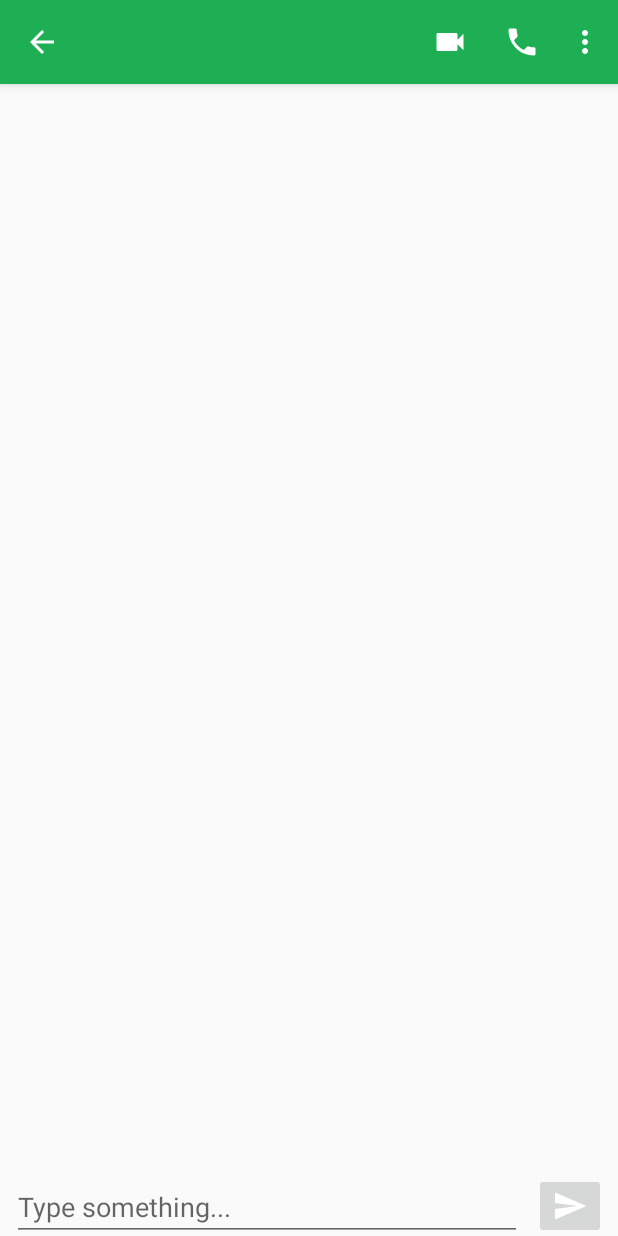
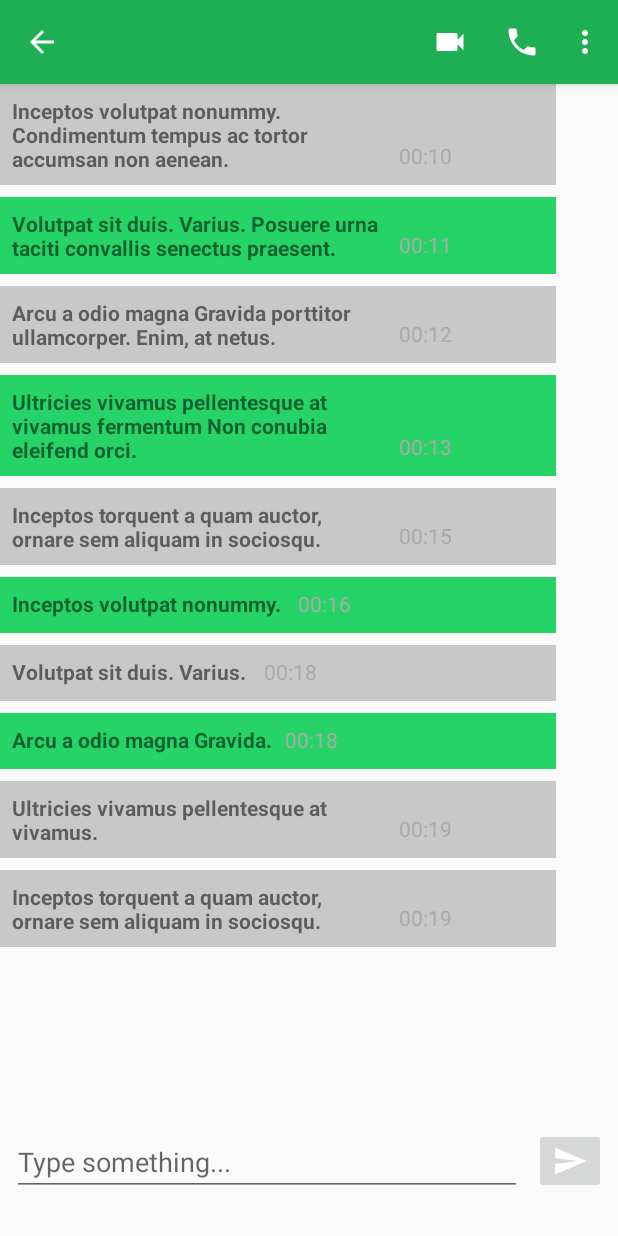
Before and after one commit to Diogo-Menezes/whatsapp-clone-demo, an Android app: the NewChatActivity screen opened directly, with no data from a screen before it, on a phone screen of 412 x 824 dp. Run offline under Robolectric (Android 15) with nearby library versions, the phone set to English and light mode, and no system bars.

Commit message:
ChatAdapter added

```diff
--- a/app/src/main/AndroidManifest.xml
+++ b/app/src/main/AndroidManifest.xml
@@ -13,7 +13,7 @@
         android:roundIcon="@drawable/whatsapp_logo"
         android:supportsRtl="true"
         android:theme="@style/AppTheme">
-        <activity android:name=".NewChatActivity"></activity>
+        <activity android:name=".NewChatActivity"/>
         <activity android:name=".MainUserListActivity" />
         <activity android:name=".FirstScreen" />
         <activity android:name=".UserListActivity2" />
--- a/app/src/main/java/com/diogomenezes/whatsappclonedemo/NewChatActivity.java
+++ b/app/src/main/java/com/diogomenezes/whatsappclonedemo/NewChatActivity.java
@@ -12,20 +12,30 @@ import android.widget.Toast;
 
 import androidx.appcompat.app.ActionBar;
 import androidx.appcompat.app.AppCompatActivity;
+import androidx.recyclerview.widget.LinearLayoutManager;
 import androidx.recyclerview.widget.RecyclerView;
+
+import com.diogomenezes.whatsappclonedemo.adapter.MessageAdapter;
+import com.diogomenezes.whatsappclonedemo.models.ChatMessage;
+
+import java.util.ArrayList;
 
 import static com.diogomenezes.whatsappclonedemo.ChatActivity.FRIEND_NAME;
 
-public class NewChatActivity extends AppCompatActivity {
+public class NewChatActivity extends AppCompatActivity implements MessageAdapter.MessageClick {
 
+    public static final int FROM_FRIEND = 0;
+    public static final int FROM_USER = 1;
 
     //UI
     private RecyclerView mRecyclerView;
+    private MessageAdapter messageAdapter;
     private EditText messageEdit;
     private Button button;
 
-
     //VARS
+    private ArrayList<ChatMessage> mChatMessageList = new ArrayList<>();
+    private ChatMessage mChatMessage;
 
 
     @Override
@@ -34,24 +44,51 @@ public class NewChatActivity extends AppCompatActivity {
         setContentView(R.layout.activity_new_chat);
 
         messageEdit = findViewById(R.id.messageEdit);
-
+        LinearLayoutManager layoutManager = new LinearLayoutManager(this);
         mRecyclerView = findViewById(R.id.chatRecView);
-        Intent intent = getIntent();
+        mRecyclerView.setLayoutManager(layoutManager);
+        messageAdapter = new MessageAdapter(mChatMessageList, this);
+        mRecyclerView.setAdapter(messageAdapter);
+        mRecyclerView.setHasFixedSize(true);
 
         ActionBar actionBar = getSupportActionBar();
         if (actionBar != null) {
             actionBar.setDisplayHomeAsUpEnabled(true);
         }
 
+        Intent intent = getIntent();
         if (intent != null) {
             setTitle(intent.getStringExtra(FRIEND_NAME));
         }
 
-
+        fakeMessages();
     }
 
     public void sendMessage(View view) {
         Toast.makeText(this, "Message Sent", Toast.LENGTH_SHORT).show();
+    }
+
+
+    private void fakeMessages() {
+        String[] messages = {"Inceptos volutpat nonummy. Condimentum tempus ac tortor accumsan non aenean.",
+                "Volutpat sit duis. Varius. Posuere urna taciti convallis senectus praesent.",
+                "Arcu a odio magna Gravida porttitor ullamcorper. Enim, at netus.",
+                "Ultricies vivamus pellentesque at vivamus fermentum Non conubia eleifend orci.",
+                "Inceptos torquent a quam auctor, ornare sem aliquam in sociosqu.",
+                "Inceptos volutpat nonummy. ",
+                "Volutpat sit duis. Varius. ",
+                "Arcu a odio magna Gravida.",
+                "Ultricies vivamus pellentesque at vivamus.",
+                "Inceptos torquent a quam auctor, ornare sem aliquam in sociosqu."};
+        String[] messagesTime = {"00:10", "00:11", "00:12", "00:13", "00:15", "00:16", "00:18", "00:18", "00:19", "00:19"};
+        Integer[] from = {0, 1, 0, 1, 0, 1, 0, 1, 0, 0};
+
+        for (int i = 0; i < messages.length; i++) {
+            mChatMessage = new ChatMessage(messages[i], messagesTime[i], from[i]);
+            mChatMessageList.add(mChatMessage);
+        }
+        messageAdapter.notifyDataSetChanged();
+        mRecyclerView.smoothScrollToPosition(mChatMessageList.size());
     }
 
 
@@ -104,4 +141,9 @@ public class NewChatActivity extends AppCompatActivity {
         finish();
         return true;
     }
+
+    @Override
+    public void messageClicked(int position) {
+        Toast.makeText(this, mChatMessageList.get(position).getMessage(), Toast.LENGTH_SHORT).show();
+    }
 }
--- /dev/null
+++ b/app/src/main/java/com/diogomenezes/whatsappclonedemo/adapter/MessageAdapter.java
@@ -0,0 +1,83 @@
+package com.diogomenezes.whatsappclonedemo.adapter;
+
+import android.view.LayoutInflater;
+import android.view.View;
+import android.view.ViewGroup;
+import android.widget.LinearLayout;
+import android.widget.TextView;
+
+import androidx.annotation.NonNull;
+import androidx.recyclerview.widget.RecyclerView;
+
+import com.diogomenezes.whatsappclonedemo.R;
+import com.diogomenezes.whatsappclonedemo.models.ChatMessage;
+
+import java.util.ArrayList;
+
+import static com.diogomenezes.whatsappclonedemo.NewChatActivity.FROM_FRIEND;
+
+public class MessageAdapter extends RecyclerView.Adapter<MessageAdapter.MessageViewHolder> {
+
+
+    private ArrayList<ChatMessage> mChatMessageList;
+    private MessageClick mMessageClick;
+    private int friendBackgroundColor;
+    private int userBackgroundColor;
+
+    public MessageAdapter(ArrayList<ChatMessage> mChatMessage, MessageClick mMessageClick) {
+        this.mChatMessageList = mChatMessage;
+        this.mMessageClick = mMessageClick;
+    }
+
+    class MessageViewHolder extends RecyclerView.ViewHolder implements View.OnClickListener {
+        private TextView messageContent, messsageTime;
+        private LinearLayout messageBackground;
+        private MessageClick messageClick;
+
+        public MessageViewHolder(@NonNull View itemView, MessageClick click) {
+            super(itemView);
+
+            messageContent = itemView.findViewById(R.id.messageContent);
+            messsageTime = itemView.findViewById(R.id.messageTime);
+            messageBackground = itemView.findViewById(R.id.messageBackground);
+            this.messageClick = click;
+            itemView.setOnClickListener(this);
+        }
+
+        @Override
+        public void onClick(View v) {
+            messageClick.messageClicked(getAdapterPosition());
+
+        }
+    }
+
+    public interface MessageClick {
+        void messageClicked(int position);
+    }
+
+    @NonNull
+    @Override
+    public MessageViewHolder onCreateViewHolder(@NonNull ViewGroup parent, int viewType) {
+        userBackgroundColor = parent.getResources().getColor(R.color.green);
+        friendBackgroundColor = parent.getResources().getColor(R.color.messageGrey);
+        return new MessageViewHolder(LayoutInflater.from(parent.getContext()).inflate(R.layout.chat_item_layout, parent, false), mMessageClick);
+    }
+
+    @Override
+    public void onBindViewHolder(@NonNull MessageViewHolder holder, int position) {
+
+        holder.messageContent.setText(mChatMessageList.get(position).getMessage());
+        holder.messsageTime.setText(mChatMessageList.get(position).getTime());
+        if (mChatMessageList.get(position).getFrom() == FROM_FRIEND) {
+//            holder.messageBackground.setGravity(View.TEXT_ALIGNMENT_CENTER);
+            holder.messageBackground.setBackgroundColor(friendBackgroundColor);
+        } else {
+            holder.messageBackground.setBackgroundColor(userBackgroundColor);
+        }
+    }
+
+    @Override
+    public int getItemCount() {
+        return mChatMessageList.size();
+    }
+}
--- /dev/null
+++ b/app/src/main/java/com/diogomenezes/whatsappclonedemo/models/ChatMessage.java
@@ -0,0 +1,41 @@
+package com.diogomenezes.whatsappclonedemo.models;
+
+public class ChatMessage {
+
+    private String message;
+    private String time;
+    private int from;
+
+    public ChatMessage() {
+    }
+
+    public ChatMessage(String message, String time, int from) {
+        this.message = message;
+        this.time = time;
+        this.from = from;
+    }
+
+    public String getMessage() {
+        return message;
+    }
+
+    public void setMessage(String message) {
+        this.message = message;
+    }
+
+    public String getTime() {
+        return time;
+    }
+
+    public void setTime(String time) {
+        this.time = time;
+    }
+
+    public int getFrom() {
+        return from;
+    }
+
+    public void setFrom(int from) {
+        this.from = from;
+    }
+}
--- a/app/src/main/res/layout/activity_new_chat.xml
+++ b/app/src/main/res/layout/activity_new_chat.xml
@@ -10,8 +10,8 @@
         android:id="@+id/chatRecView"
         android:layout_width="match_parent"
         android:layout_height="match_parent"
-        android:layout_marginBottom="50dp"
-        app:layout_constraintBottom_toBottomOf="parent"
+        android:layout_marginBottom="80dp"
+        app:layout_constraintBottom_toTopOf="@id/messageEdit"
         app:layout_constraintEnd_toEndOf="parent"
         app:layout_constraintStart_toStartOf="parent"
         app:layout_constraintTop_toTopOf="parent" />
@@ -20,7 +20,6 @@
         android:id="@+id/messageEdit"
         android:layout_width="0dp"
         android:layout_height="wrap_content"
-
         android:layout_margin="8dp"
         android:ems="10"
         android:hint="Type something..."
--- a/app/src/main/res/layout/chat_item_layout.xml
+++ b/app/src/main/res/layout/chat_item_layout.xml
@@ -3,26 +3,41 @@
     android:layout_width="match_parent"
     android:layout_height="wrap_content">
 
-    <RelativeLayout
+    <LinearLayout
         android:layout_width="match_parent"
         android:layout_height="wrap_content"
-        android:background="@color/colorAccent"
+        android:weightSum="100">
+
+        <LinearLayout
+            android:id="@+id/messageBackground"
+            android:layout_width="0dp"
+            android:layout_height="wrap_content"
+            android:layout_marginBottom="8dp"
+            android:layout_weight="90"
+            android:background="@color/messageGrey"
+            android:orientation="horizontal"
             android:padding="8dp">
+
             <TextView
                 android:id="@+id/messageContent"
-            android:layout_width="match_parent"
+                android:layout_width="wrap_content"
                 android:layout_height="wrap_content"
+                android:gravity="start"
+                android:maxWidth="250dp"
                 android:text="Message Content"
-            android:gravity="start"/>
+                android:textSize="14sp"
+                android:textStyle="bold" />
+
             <TextView
                 android:id="@+id/messageTime"
                 android:layout_width="wrap_content"
                 android:layout_height="wrap_content"
-            android:layout_below="@+id/messageContent"
-            android:layout_alignParentEnd="true"
-            android:layout_alignParentRight="true"
-            android:layout_marginTop="8dp"
-            android:text="05:46" />
+                android:layout_gravity="end|bottom"
+                android:layout_marginStart="8dp"
+                android:layout_marginLeft="8dp"
+                android:layout_marginTop="2dp"
+                android:text="05:46"
+                android:textColor="@android:color/darker_gray" />
+        </LinearLayout>
+    </LinearLayout>
 </RelativeLayout>
-
-</RelativeLayout>
--- /dev/null
+++ b/app/src/main/res/layout/chat_toolbar.xml
@@ -0,0 +1,16 @@
+<?xml version="1.0" encoding="utf-8"?>
+
+<androidx.appcompat.widget.Toolbar
+    xmlns:android="http://schemas.android.com/apk/res/android"
+    android:layout_width="match_parent"
+    android:layout_height="?attr/actionBarSize"
+    android:theme="@style/AppTheme"
+
+    android:background="@color/colorPrimary">
+
+    <TextView
+        android:id="@+id/toolbar_chat_title"
+        android:layout_width="wrap_content"
+        android:layout_height="wrap_content"
+        android:text="" />
+</androidx.appcompat.widget.Toolbar>
--- a/app/src/main/res/values/colors.xml
+++ b/app/src/main/res/values/colors.xml
@@ -4,4 +4,10 @@
     <color name="colorPrimary">#1EAE54</color>
     <color name="colorAccent">#49DF81</color>
     <color name="green">#25D366</color>
+    <color name="messageGrey">#9EAAAAAA</color>
+
+
+    <color name="greenPrimaryDark">#188B43</color>
+    <color name="greenPrimary">#1EAE54</color>
+    <color name="greenAccent">#49DF81</color>
 </resources>
--- a/app/src/main/res/values/styles.xml
+++ b/app/src/main/res/values/styles.xml
@@ -3,12 +3,17 @@
     <!-- Base application theme. -->
     <style name="AppTheme" parent="Theme.AppCompat.Light.DarkActionBar">
         <!-- Customize your theme here. -->
-        <item name="colorPrimary">@color/colorPrimary</item>
-        <item name="colorPrimaryDark">@color/colorPrimaryDark</item>
-        <item name="colorAccent">@color/colorAccent</item>
+        <item name="colorAccent">@color/greenAccent</item>
+        <item name="colorPrimary">@color/greenPrimary</item>
+        <item name="colorPrimaryDark">@color/greenPrimaryDark</item>
     </style>
 
-    <style name="AppTheme.NoActionBar">
+    <style name="NoActionBar">
+        <item name="windowActionBar">false</item>
+        <!--        <item name="windowNoTitle">true</item>-->
+    </style>
+
+    <style name="AppTheme.NoActionBar" parent="Theme.AppCompat.Light.DarkActionBar">
         <item name="windowActionBar">false</item>
         <item name="windowNoTitle">true</item>
     </style>
@@ -17,4 +22,9 @@
 
     <style name="AppTheme.PopupOverlay" parent="ThemeOverlay.AppCompat.Light" />
 
+
+    <style name="ActionBarThemeOverlay"></style>
+
+    <style name="ActionBarPopupThemeOverlay"></style>
+
 </resources>
```
Lines whose indentation alone changed are shown as unchanged.
